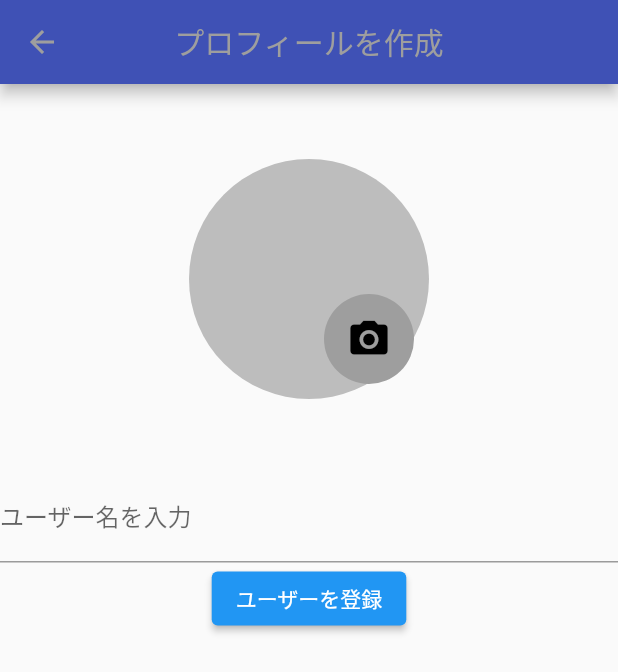
After one commit to sakurakotubaki/ZennProfileApp, a Flutter app: the screen it shows once a user with an empty profile is signed in, after a tap on "プロフィールを作成", on a phone screen of 412 x 824 dp. The commit adds this screen. Shown: the top 672 px of the screen. Run offline on Flutter 3.47's test engine with Material 2 defaults, Android fonts, the phone set to English and light mode, and no system bars; our stand-ins replace cloud_firestore, firebase_auth, firebase_core, firebase_storage, flutter_riverpod, image_picker; accounts and stored records are empty; generated files the repository leaves out were written again; network calls fail.

Commit message:
add file upload OK

```diff
--- a/lib/ui/auth/sign_in_page.dart
+++ b/lib/ui/auth/sign_in_page.dart
@@ -15,7 +15,6 @@ class SignInPage extends ConsumerWidget {
     final signIn = ref.read(signInProvider);
     return Scaffold(
       appBar: AppBar(
-        automaticallyImplyLeading: false, //戻るボタンを消す.
         title: const Text('ログインページ'),
       ),
       body: Center(
--- a/lib/ui/pages/mypage.dart
+++ b/lib/ui/pages/mypage.dart
@@ -1,6 +1,9 @@
 import 'package:flutter/material.dart';
 import 'package:flutter_riverpod/flutter_riverpod.dart';
+import 'package:profile_app/repository/profile_service.dart';
 import 'package:profile_app/repository/sign_out_service.dart';
+import 'package:profile_app/ui/pages/profile_page.dart';
+import 'package:profile_app/ui/pages/upload_page.dart';
 
 class MyPage extends ConsumerWidget {
   const MyPage({Key? key}) : super(key: key);
@@ -9,6 +12,9 @@ class MyPage extends ConsumerWidget {
   Widget build(BuildContext context, WidgetRef ref) {
     // ログアウトするロジックを持っているプロバイダーを呼び出す
     final signOut = ref.watch(signOutProvider);
+    // プロフィールを削除するロジックを呼び出す
+    final profile = ref.watch(profileProvider);
+
     return Scaffold(
       appBar: AppBar(
         actions: [
@@ -19,6 +25,38 @@ class MyPage extends ConsumerWidget {
               icon: const Icon(Icons.logout))
         ],
         title: const Text('MyPage'),
-    ));
+      ),
+      body: Center(
+        child: Column(
+          mainAxisAlignment: MainAxisAlignment.center,
+          children: [
+            const SizedBox(height: 20),
+            ElevatedButton(
+                onPressed: () {
+                  Navigator.push(
+                      context,
+                      MaterialPageRoute(
+                          builder: (context) => const UploadPage()));
+                },
+                child: const Text('プロフィールを作成')),
+            const SizedBox(height: 20),
+            ElevatedButton(
+                onPressed: () {
+                  Navigator.push(
+                      context,
+                      MaterialPageRoute(
+                          builder: (context) => const ProfilePage()));
+                },
+                child: const Text('プロフィールページ')),
+            const SizedBox(height: 20),
+            ElevatedButton(
+                onPressed: () async {
+                  profile.deleteImage(context);
+                },
+                child: const Text('プロフィール情報を削除する'))
+          ],
+        ),
+      ),
+    );
   }
 }
--- /dev/null
+++ b/lib/ui/pages/upload_page.dart
@@ -0,0 +1,68 @@
+import 'package:flutter/material.dart';
+import 'package:flutter_riverpod/flutter_riverpod.dart';
+import 'package:profile_app/repository/profile_service.dart';
+import 'package:profile_app/ui/controller_provider.dart';
+
+class UploadPage extends ConsumerWidget {
+  const UploadPage({Key? key}) : super(key: key);
+
+  @override
+  Widget build(BuildContext context, WidgetRef ref) {
+    final nameController = ref.watch(nameProvider);
+    // 画像のアップロードの処理を呼び出すプロバイダー
+    final profile = ref.watch(profileProvider);
+
+    return Scaffold(
+      appBar: AppBar(
+        title: const Text('プロフィールを作成'),
+      ),
+      body: Center(
+        child: Column(
+          children: [
+            const SizedBox(height: 50),
+            GestureDetector(
+              onTap: () async {
+                profile.fileUpload(context);
+              },
+              child: Stack(
+                children: [
+                  Container(
+                    clipBehavior: Clip.antiAlias,
+                    width: 160,
+                    height: 160,
+                    decoration: BoxDecoration(
+                      shape: BoxShape.circle,
+                      color: Colors.grey[400],
+                    ),
+                  ),
+                  const Positioned(
+                    right: 10,
+                    bottom: 10,
+                    child: CircleAvatar(
+                        maxRadius: 30.0,
+                        backgroundColor: Colors.grey,
+                        child: Icon(
+                          Icons.camera_alt,
+                          size: 30,
+                          color: Colors.black,
+                        )),
+                  )
+                ],
+              ),
+            ),
+            const SizedBox(height: 50),
+            TextField(
+              controller: nameController,
+              decoration: const InputDecoration(labelText: 'ユーザー名を入力'),
+            ),
+            ElevatedButton(
+                onPressed: () {
+                  profile.sendImage(nameController.text, context);
+                },
+                child: const Text('ユーザーを登録')),
+          ],
+        ),
+      ),
+    );
+  }
+}
```
Also changed, not shown: lib/repository/profile_service.dart (added, +157 -0 lines), lib/ui/pages/edit_page.dart (added, +68 -0 lines), lib/ui/pages/profile_page.dart (added, +56 -0 lines), lib/ui/pages/profile_provider.dart (added, +11 -0 lines). Lines whose indentation alone changed are shown as unchanged.
